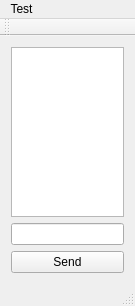
The window that WTCFullNodeClient/mainwindow.ui (fenixnix/Causation-Chain) describes before a commit, drawn with Qt 5.
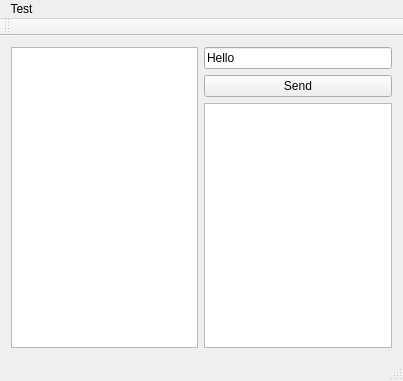
The same window after the commit.

```diff
--- a/WTCFullNodeClient/mainwindow.ui
+++ b/WTCFullNodeClient/mainwindow.ui
@@ -6,20 +6,26 @@
    <rect>
     <x>0</x>
     <y>0</y>
-    <width>135</width>
-    <height>306</height>
+    <width>403</width>
+    <height>381</height>
    </rect>
   </property>
   <property name="windowTitle">
    <string>MainWindow</string>
   </property>
   <widget class="QWidget" name="centralWidget">
-   <layout class="QVBoxLayout" name="verticalLayout">
+   <layout class="QHBoxLayout" name="horizontalLayout">
     <item>
      <widget class="QListWidget" name="p2pListView"/>
     </item>
     <item>
-     <widget class="QLineEdit" name="lineEdit"/>
+     <layout class="QVBoxLayout" name="verticalLayout">
+      <item>
+       <widget class="QLineEdit" name="lineEdit">
+        <property name="text">
+         <string>Hello</string>
+        </property>
+       </widget>
     </item>
     <item>
      <widget class="QPushButton" name="sendBtn">
@@ -28,6 +34,11 @@
       </property>
      </widget>
     </item>
+      <item>
+       <widget class="QPlainTextEdit" name="plainTextEdit"/>
+      </item>
+     </layout>
+    </item>
    </layout>
   </widget>
   <widget class="QMenuBar" name="menuBar">
@@ -35,7 +46,7 @@
     <rect>
      <x>0</x>
      <y>0</y>
-     <width>135</width>
+     <width>403</width>
      <height>17</height>
     </rect>
    </property>
```
Lines whose indentation alone changed are shown as unchanged.
